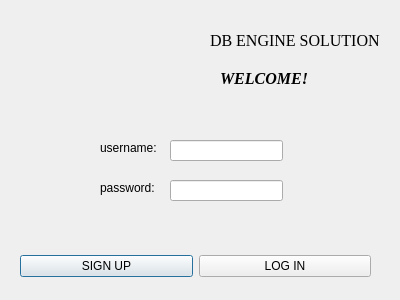
The window that POO---DB-Engine/CLIENT/AuthentificationWindow.ui (stefanungureanu04/POO---DB-Engine) describes before a commit, drawn with Qt 5.
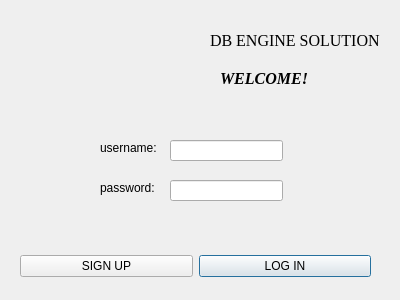
The same window after the commit. Icons and pictures are not drawn.

```diff
--- a/POO---DB-Engine/CLIENT/AuthentificationWindow.ui
+++ b/POO---DB-Engine/CLIENT/AuthentificationWindow.ui
@@ -41,6 +41,9 @@
       <property name="text">
        <string>LOG IN</string>
       </property>
+      <property name="default">
+       <bool>true</bool>
+      </property>
      </widget>
     </item>
    </layout>
```
